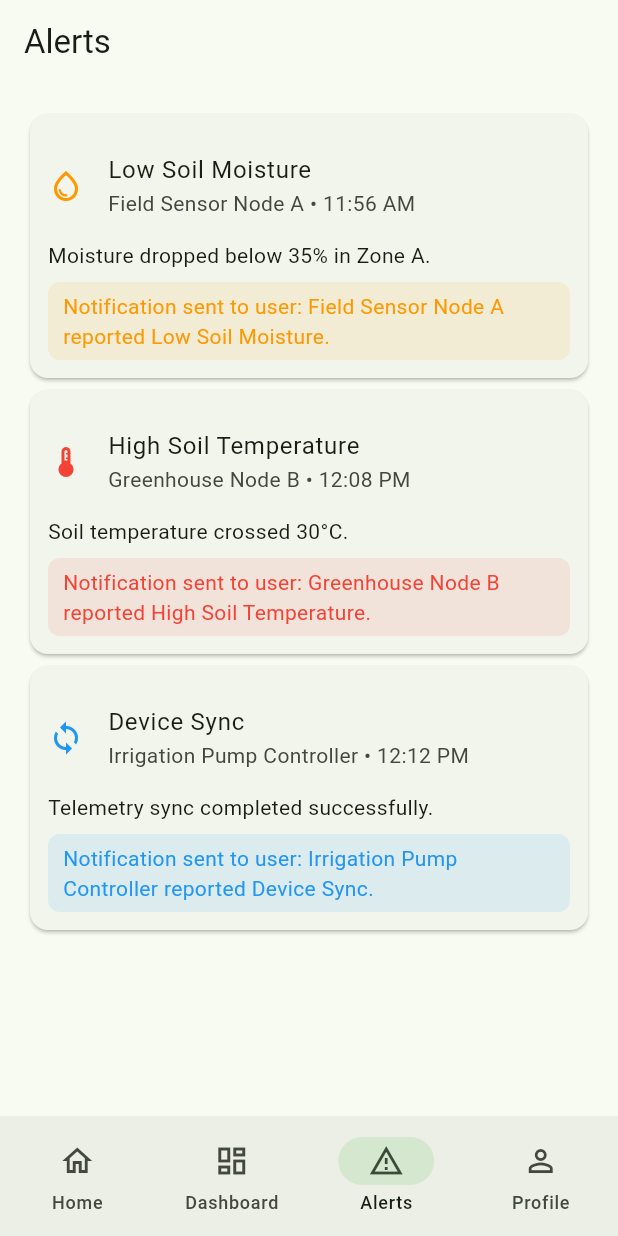
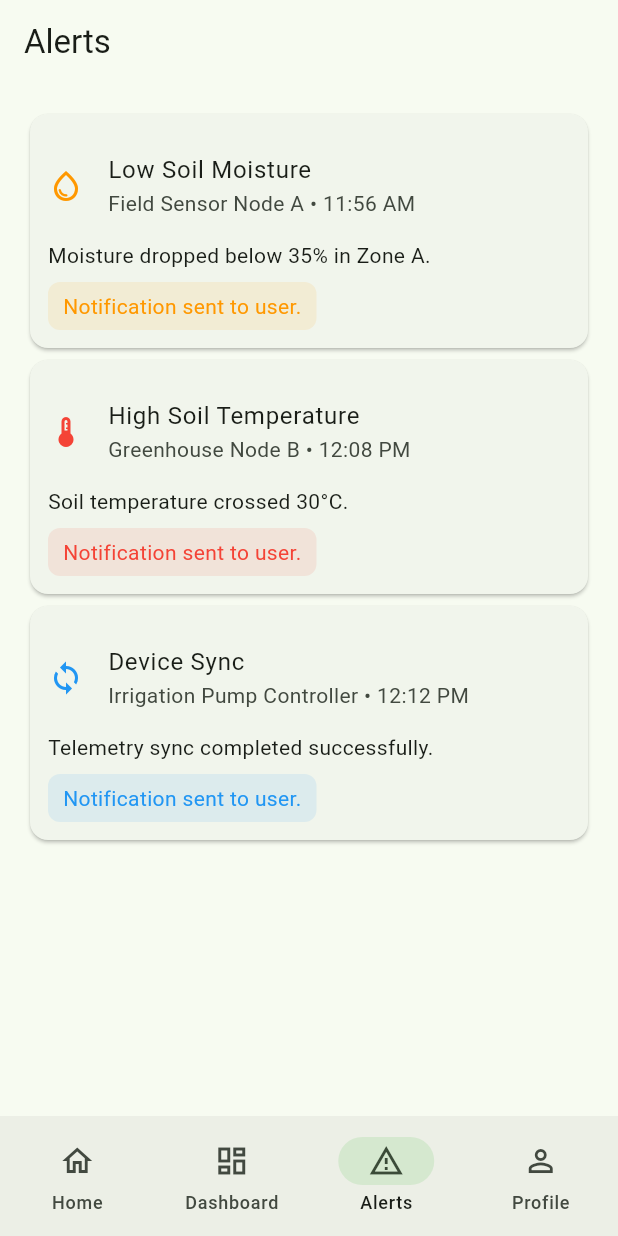
Before and after one commit to udhayapmscse2024-max/soil-health, a Flutter app: the screen it shows after launch, item 3 of the bottom bar chosen, on a phone screen of 412 x 824 dp. Run offline on Flutter 3.47's test engine with Material 3 defaults, Android fonts, the phone set to English and light mode, and no system bars.

Commit message:
Update flutter_app/lib/main.dart
Co-authored-by: Copilot <175728472+Copilot@users.noreply.github.com>

```diff
--- a/flutter_app/lib/main.dart
+++ b/flutter_app/lib/main.dart
@@ -664,7 +664,7 @@ class AlertsPage extends StatelessWidget {
                       borderRadius: BorderRadius.circular(8),
                     ),
                     child: Text(
-                      'Notification sent to user: ${alert.deviceName} reported ${alert.alertFor}.',
+                      'Notification sent to user.',
                       style: TextStyle(color: alert.color),
                     ),
                   ),
```
